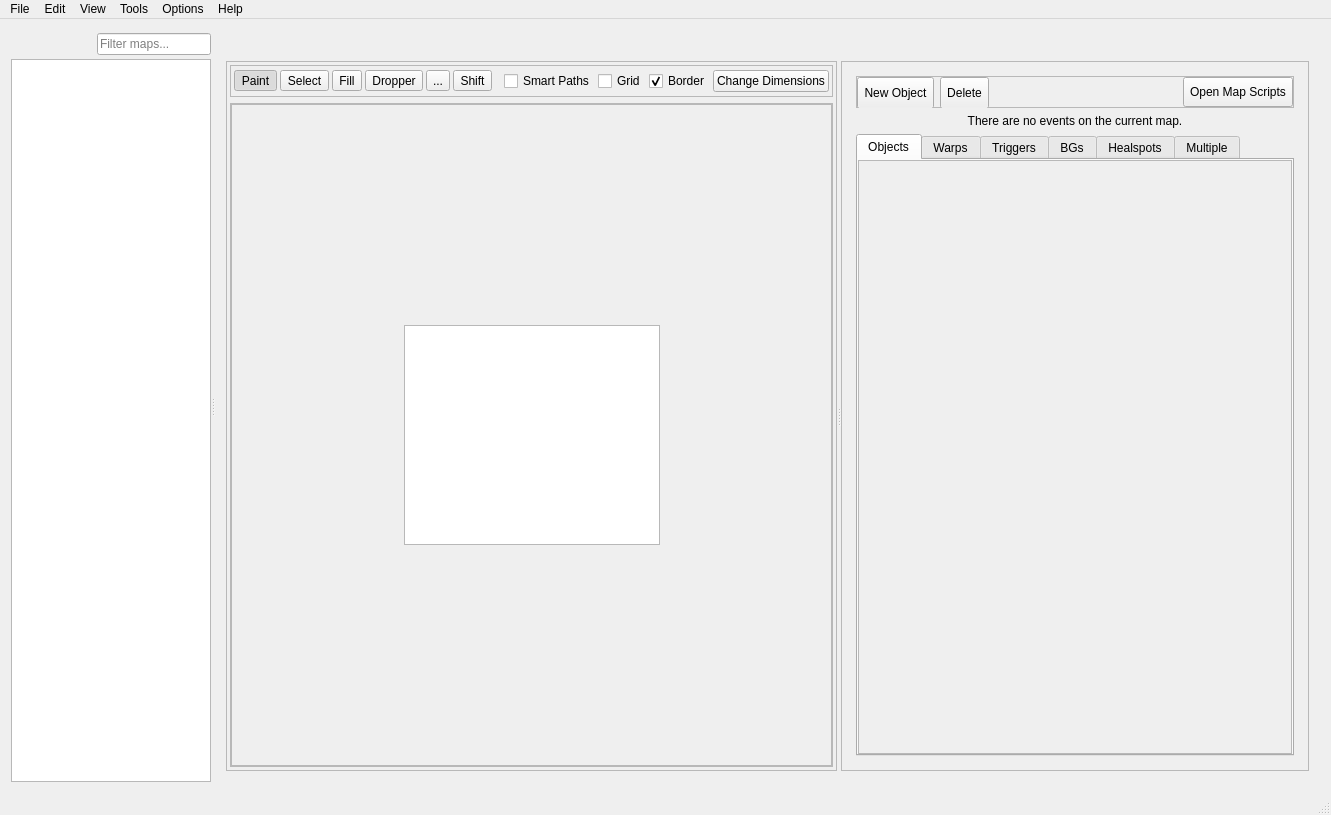
Before: the Qt Designer form forms/mainwindow.ui in huderlem/porymap, drawn with Qt 5.
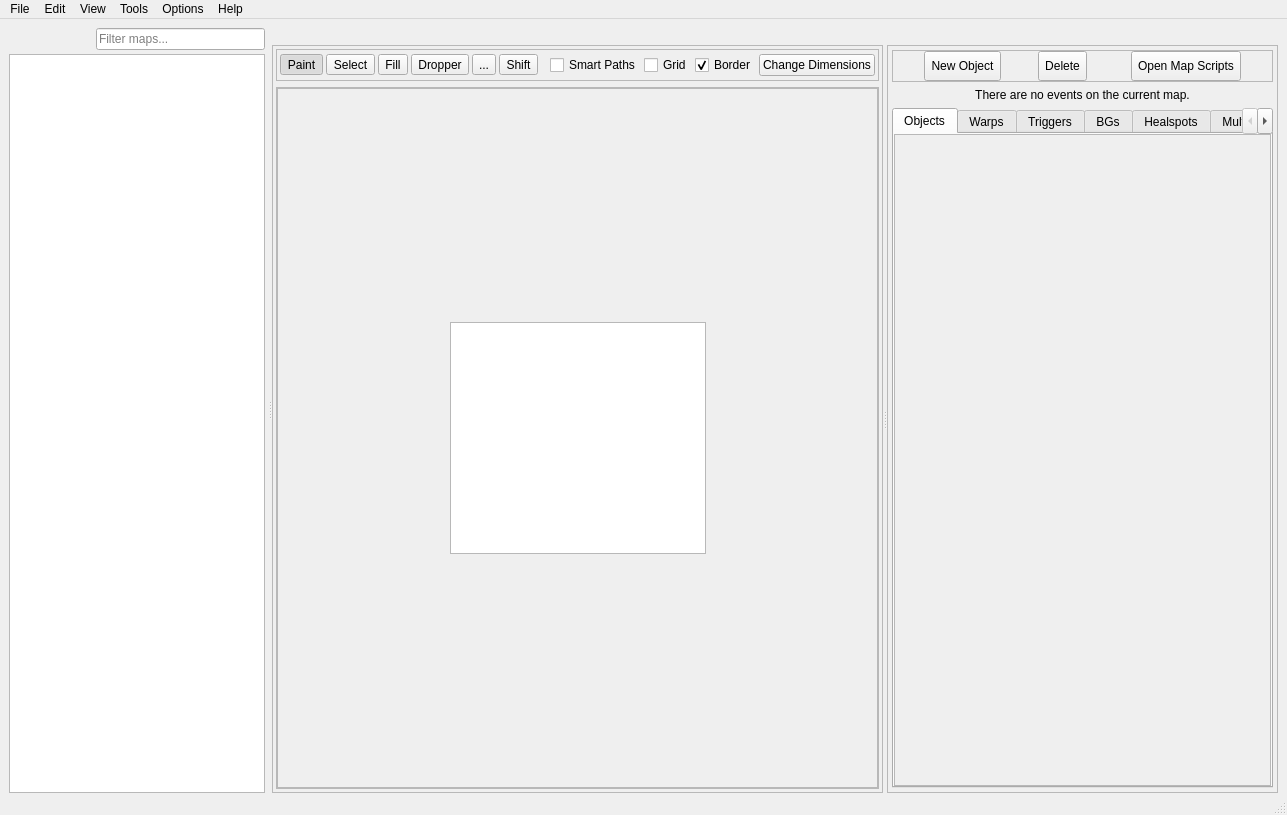
After: the same form once the commit is applied. The open tabs and pages were chosen to show the change. Icons and pictures are not drawn. Custom widgets are drawn as their Qt base class.

Commit message: Allow frame_Objects width to resize smaller, cleanup various ui elements

Patch:
```diff
--- a/forms/mainwindow.ui
+++ b/forms/mainwindow.ui
@@ -15,6 +15,18 @@
   </property>
   <widget class="QWidget" name="centralWidget">
    <layout class="QGridLayout" name="gridLayout_15">
+    <property name="leftMargin">
+     <number>9</number>
+    </property>
+    <property name="topMargin">
+     <number>6</number>
+    </property>
+    <property name="rightMargin">
+     <number>9</number>
+    </property>
+    <property name="bottomMargin">
+     <number>0</number>
+    </property>
     <item row="0" column="0">
      <widget class="QSplitter" name="splitter_main">
       <property name="orientation">
@@ -41,7 +53,7 @@
          <number>0</number>
         </property>
         <property name="rightMargin">
-         <number>0</number>
+         <number>3</number>
         </property>
         <property name="bottomMargin">
          <number>0</number>
@@ -94,24 +106,6 @@
           </item>
           <item>
            <widget class="QToolButton" name="toolButton_ExpandAll">
-            <property name="sizePolicy">
-             <sizepolicy hsizetype="Fixed" vsizetype="Fixed">
-              <horstretch>0</horstretch>
-              <verstretch>0</verstretch>
-             </sizepolicy>
-            </property>
-            <property name="minimumSize">
-             <size>
-              <width>0</width>
-              <height>0</height>
-             </size>
-            </property>
-            <property name="maximumSize">
-             <size>
-              <width>16777215</width>
-              <height>16777215</height>
-             </size>
-            </property>
             <property name="toolTip">
              <string>&lt;html&gt;&lt;head/&gt;&lt;body&gt;&lt;p&gt;Expand all map folders&lt;/p&gt;&lt;/body&gt;&lt;/html&gt;</string>
             </property>
@@ -132,24 +126,6 @@
           </item>
           <item>
            <widget class="QToolButton" name="toolButton_CollapseAll">
-            <property name="sizePolicy">
-             <sizepolicy hsizetype="Fixed" vsizetype="Fixed">
-              <horstretch>0</horstretch>
-              <verstretch>0</verstretch>
-             </sizepolicy>
-            </property>
-            <property name="minimumSize">
-             <size>
-              <width>23</width>
-              <height>22</height>
-             </size>
-            </property>
-            <property name="maximumSize">
-             <size>
-              <width>23</width>
-              <height>22</height>
-             </size>
-            </property>
             <property name="toolTip">
              <string>&lt;html&gt;&lt;head/&gt;&lt;body&gt;&lt;p&gt;Collapse all map list folders&lt;/p&gt;&lt;/body&gt;&lt;/html&gt;</string>
             </property>
@@ -230,10 +206,28 @@
        </layout>
       </widget>
       <widget class="QFrame" name="frame_Main">
+       <property name="sizePolicy">
+        <sizepolicy hsizetype="Preferred" vsizetype="Preferred">
+         <horstretch>1</horstretch>
+         <verstretch>0</verstretch>
+        </sizepolicy>
+       </property>
        <layout class="QVBoxLayout" name="verticalLayout_13">
         <property name="spacing">
          <number>0</number>
         </property>
+        <property name="leftMargin">
+         <number>0</number>
+        </property>
+        <property name="topMargin">
+         <number>0</number>
+        </property>
+        <property name="rightMargin">
+         <number>0</number>
+        </property>
+        <property name="bottomMargin">
+         <number>0</number>
+        </property>
         <item>
          <layout class="QHBoxLayout" name="horizontalLayout_10">
            <item>
@@ -1249,7 +1243,7 @@
                       <number>3</number>
                      </property>
                      <item row="0" column="0">
-                      <widget class="QScrollArea" name="scrollArea">
+                      <widget class="QScrollArea" name="scrollArea_1">
                        <property name="widgetResizable">
                         <bool>true</bool>
                        </property>
@@ -1368,6 +1362,18 @@
                </widget>
                <widget class="QWidget" name="mapView_ObjectInfo">
                 <layout class="QGridLayout" name="gridLayout">
+                 <property name="leftMargin">
+                  <number>1</number>
+                 </property>
+                 <property name="topMargin">
+                  <number>1</number>
+                 </property>
+                 <property name="rightMargin">
+                  <number>1</number>
+                 </property>
+                 <property name="bottomMargin">
+                  <number>1</number>
+                 </property>
                  <item row="0" column="0">
                   <widget class="QFrame" name="frame_Objects">
                    <property name="enabled">
@@ -1381,7 +1387,7 @@
                    </property>
                    <property name="minimumSize">
                     <size>
-                     <width>444</width>
+                     <width>330</width>
                      <height>0</height>
                     </size>
                    </property>
@@ -1437,11 +1443,11 @@
                        </property>
                        <item>
                         <widget class="NewEventToolButton" name="newEventToolButton">
-                         <property name="minimumSize">
-                          <size>
-                           <width>40</width>
-                           <height>32</height>
-                          </size>
+                         <property name="sizePolicy">
+                          <sizepolicy hsizetype="Fixed" vsizetype="Expanding">
+                           <horstretch>0</horstretch>
+                           <verstretch>0</verstretch>
+                          </sizepolicy>
                          </property>
                          <property name="toolTip">
                           <string>&lt;html&gt;&lt;head/&gt;&lt;body&gt;&lt;p&gt;Add a new event to the map.&lt;/p&gt;&lt;/body&gt;&lt;/html&gt;</string>
@@ -1461,17 +1467,11 @@
                        <item>
                         <widget class="QToolButton" name="toolButton_deleteObject">
                          <property name="sizePolicy">
-                          <sizepolicy hsizetype="Fixed" vsizetype="Fixed">
+                          <sizepolicy hsizetype="Fixed" vsizetype="Expanding">
                            <horstretch>0</horstretch>
                            <verstretch>0</verstretch>
                           </sizepolicy>
                          </property>
-                         <property name="minimumSize">
-                          <size>
-                           <width>40</width>
-                           <height>32</height>
-                          </size>
-                         </property>
                          <property name="toolTip">
                           <string>&lt;html&gt;&lt;head/&gt;&lt;body&gt;&lt;p&gt;Delete the selected event from the map.&lt;/p&gt;&lt;/body&gt;&lt;/html&gt;</string>
                          </property>
@@ -1495,18 +1495,12 @@
                          <property name="orientation">
                           <enum>Qt::Horizontal</enum>
                          </property>
-                         <property name="sizeHint" stdset="0">
-                          <size>
-                           <width>40</width>
-                           <height>20</height>
-                          </size>
-                         </property>
                         </spacer>
                        </item>
                        <item>
                         <widget class="QToolButton" name="toolButton_Open_Scripts">
                          <property name="sizePolicy">
-                          <sizepolicy hsizetype="Fixed" vsizetype="Preferred">
+                          <sizepolicy hsizetype="Fixed" vsizetype="Expanding">
                            <horstretch>0</horstretch>
                            <verstretch>0</verstretch>
                           </sizepolicy>
```
Lines whose indentation alone changed are shown as unchanged. The commit also changes 1 other file.
